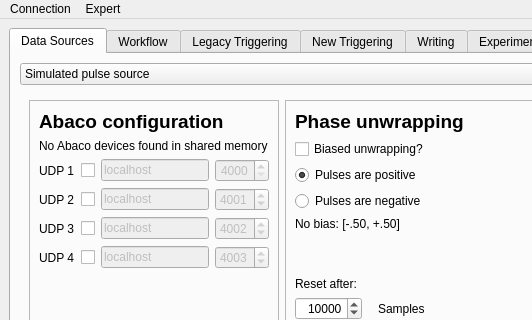
Old version of the form dastardcommander/ui/dc.ui in the repository usnistgov/dastardcommander; both pictures show x 0 to 532 and y 0 to 320 of the 718 by 609 pixel window.
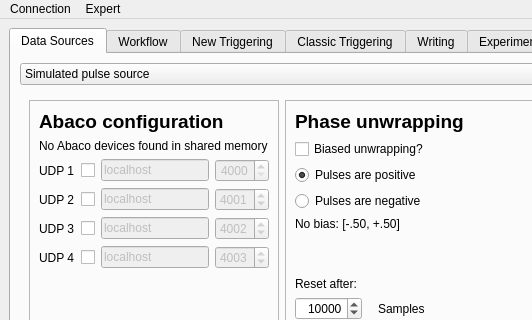
New version of the form. Icons and pictures are not drawn.

Commit message: Oops. Accidentally reversed the triggering labels

What changed in the file:
```diff
--- a/dastardcommander/ui/dc.ui
+++ b/dastardcommander/ui/dc.ui
@@ -1578,13 +1578,13 @@
       </widget>
       <widget class="QWidget" name="tabTriggeringSimple">
        <attribute name="title">
-        <string>Legacy Triggering</string>
+        <string>New Triggering</string>
        </attribute>
        <layout class="QHBoxLayout" name="horizontalLayout_9"/>
       </widget>
       <widget class="QWidget" name="tabTriggering">
        <attribute name="title">
-        <string>New Triggering</string>
+        <string>Classic Triggering</string>
        </attribute>
        <layout class="QVBoxLayout" name="verticalLayout_9"/>
       </widget>
```
